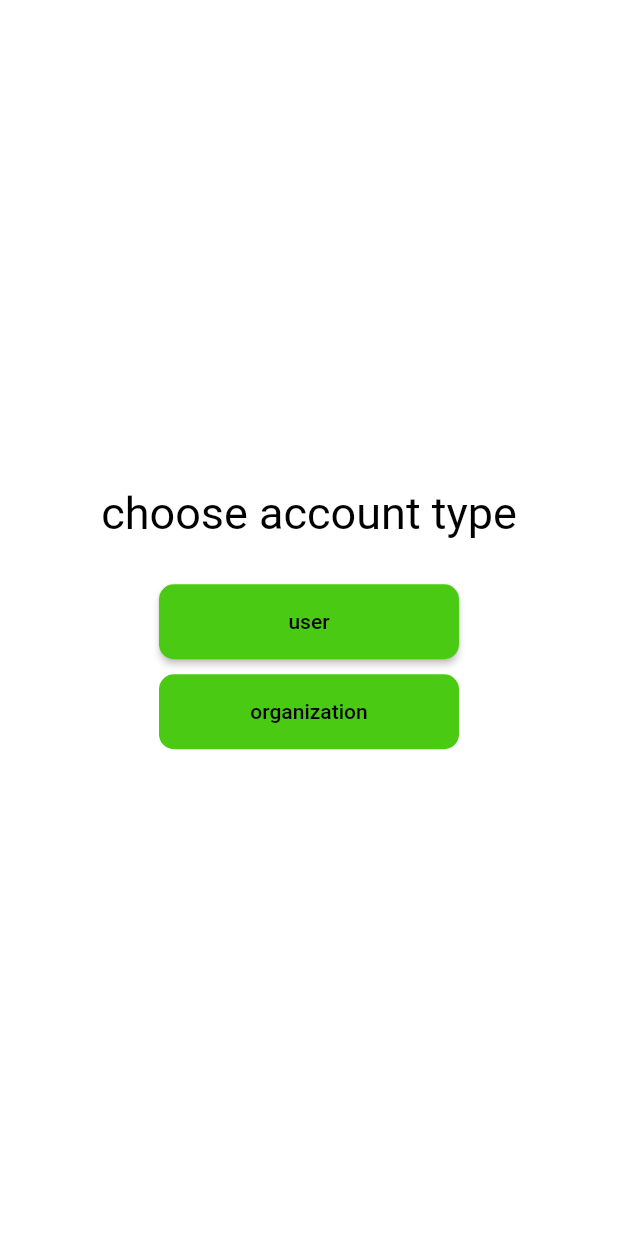
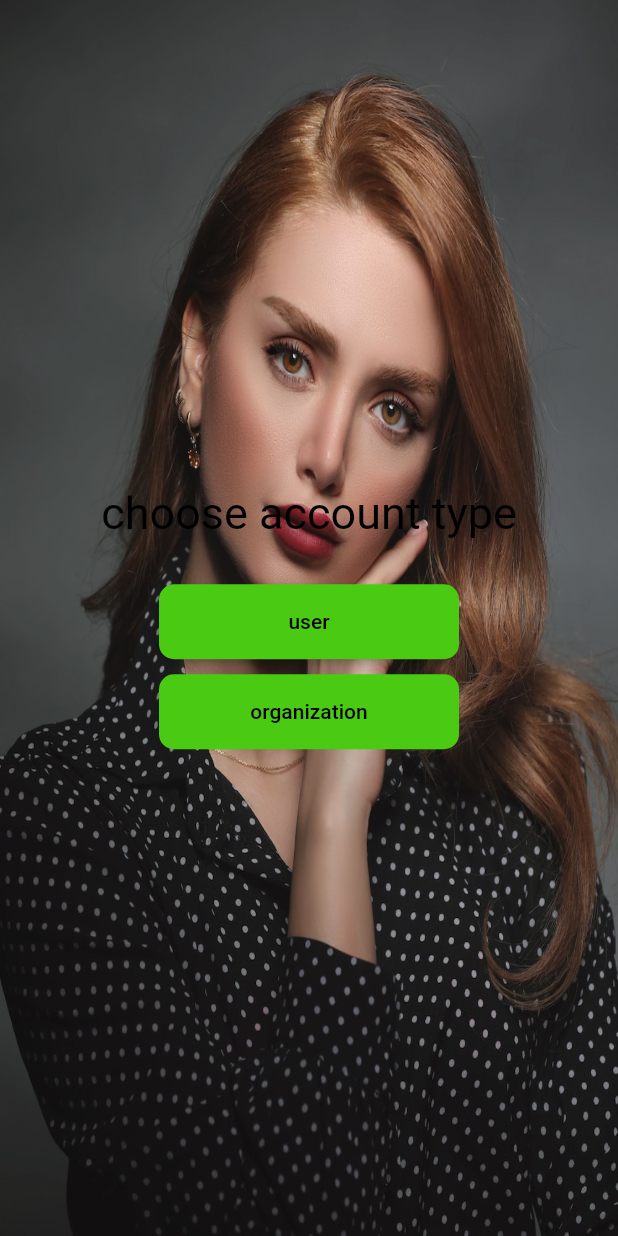
Before and after one commit to abu3athab/amal, a Flutter app: the Choose screen opened directly, on a phone screen of 412 x 824 dp. Run offline on Flutter 3.47's test engine with Material 2 defaults, Android fonts, the phone set to English and light mode, and no system bars; missing offline and left inert: dart:ffi.

Commit message:
add pic to choose user

```diff
--- a/lib/sign up/chooseType.dart
+++ b/lib/sign up/chooseType.dart
@@ -10,6 +10,14 @@ class Choose extends StatelessWidget {
     return Scaffold(
         backgroundColor: Colors.white,
         body: Center(
+          child: Container(
+            constraints: BoxConstraints.expand(),
+            // BoxDecoration takes the image
+            decoration: BoxDecoration(
+              // Image set to background of the body
+              image: DecorationImage(
+                  image: AssetImage("assets/background.jpg"), fit: BoxFit.fill),
+            ),
             child: Column(
               mainAxisAlignment: MainAxisAlignment.center,
               children: [
@@ -46,8 +54,8 @@ class Choose extends StatelessWidget {
                   height: 50,
                   child: ElevatedButton(
                     onPressed: null,
-                child:
-                    Text('organization', style: TextStyle(color: Colors.black)),
+                    child: Text('organization',
+                        style: TextStyle(color: Colors.black)),
                     style: ButtonStyle(
                       shape: MaterialStateProperty.all(RoundedRectangleBorder(
                         borderRadius: BorderRadius.circular(10),
@@ -59,6 +67,6 @@ class Choose extends StatelessWidget {
               ],
             ),
           ),
-    );
+        ));
   }
 }
```
Also changed, not shown: assets/background.jpg (added). Lines whose indentation alone changed are shown as unchanged.
